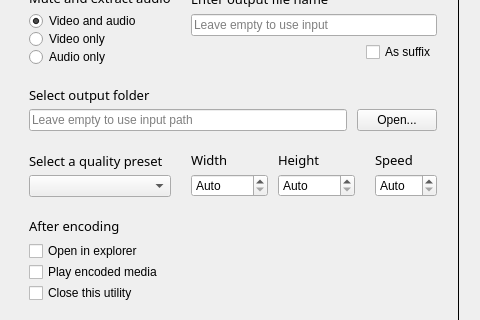
Thurinum/simple-media-encoder, file ui/mainwindow.ui: the form before one commit; both pictures show x 0 to 480 and y 145 to 465 of the 923 by 619 pixel window.
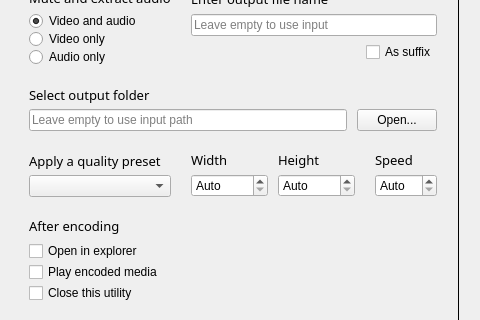
The form after the commit.

Commit message:
feat: Reintroduce configuration presets
- Now most options can be included in presets
- Found in presets.ini
- Previous settings are still applied when lauching program, presets can be applied over them

```diff
--- a/ui/mainwindow.ui
+++ b/ui/mainwindow.ui
@@ -437,7 +437,7 @@
                <string>&lt;html&gt;&lt;head/&gt;&lt;body&gt;&lt;p&gt;Select a &lt;span style=&quot; font-weight:700;&quot;&gt;quality preset &lt;/span&gt;for the re-encoded media. This defines the codecs used.&lt;/p&gt;&lt;p&gt;You can also specify codecs &lt;span style=&quot; font-weight:700;&quot;&gt;manually&lt;/span&gt; by enabling &lt;span style=&quot; font-style:italic;&quot;&gt;Choose codecs manually&lt;/span&gt; in &lt;span style=&quot; font-style:italic;&quot;&gt;Expert mode&lt;/span&gt;.&lt;/p&gt;&lt;/body&gt;&lt;/html&gt;</string>
               </property>
               <property name="text">
-               <string>Select a quality preset</string>
+               <string>Apply a quality preset</string>
               </property>
              </widget>
             </item>
```
Left out of the diff: 148 changed lines with no effect on the pictures. The commit also changes 14 other files.
